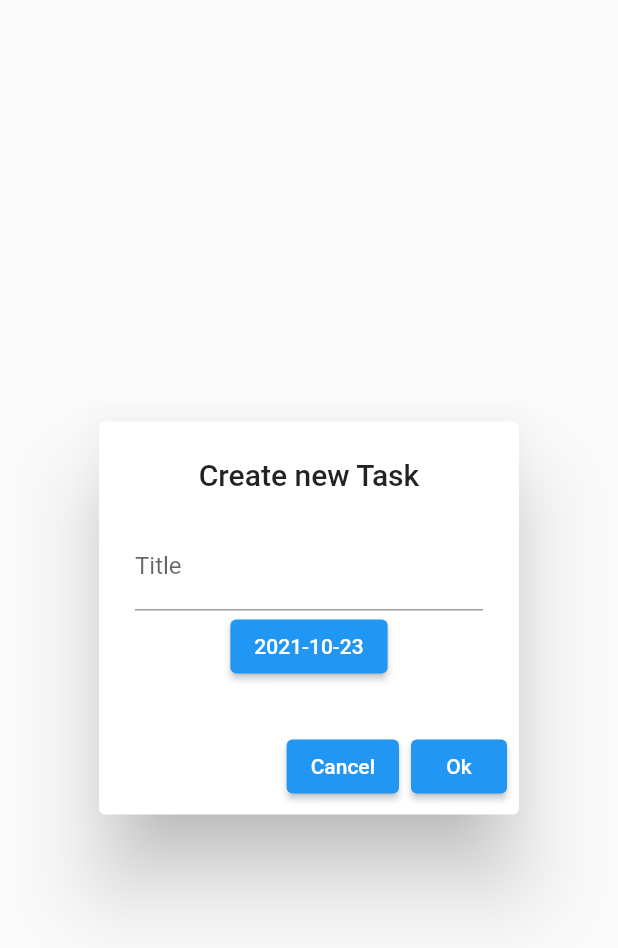
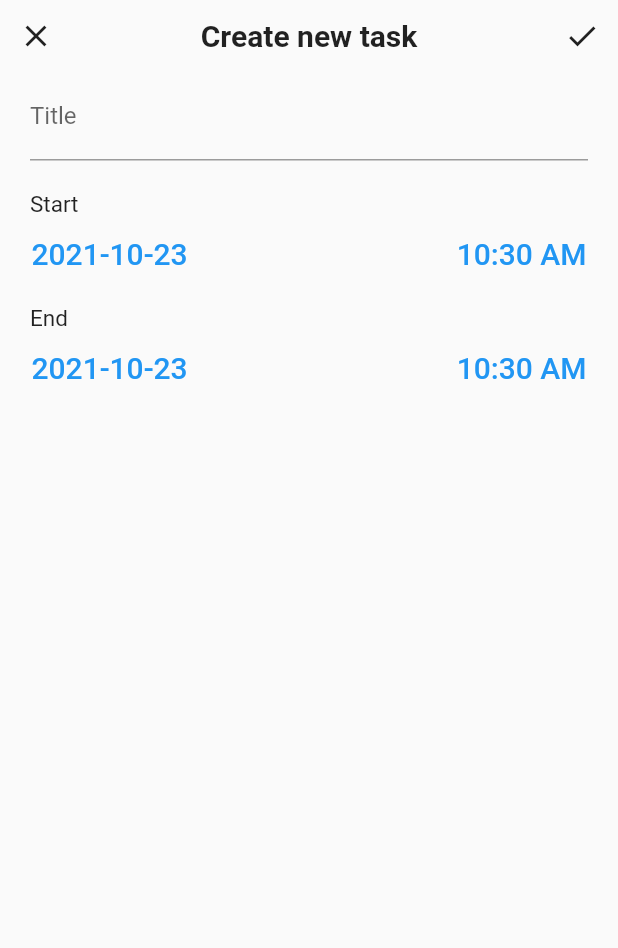
Before and after one commit to simonpla/biga, a Flutter app: the NewTaskPopup screen opened directly, on a phone screen of 412 x 824 dp. Shown: the top 948 px of the screen. Run offline on Flutter 3.47's test engine with Material 2 defaults, Android fonts, the light colour scheme and no system bars; our stand-ins replace fluentui_system_icons; missing offline and left inert: assorted_layout_widgets, window_size.

Commit message:
changed new task popup to own page with redesign. time picker for material design implemented. cupertino to be done

```diff
--- a/lib/Theme/themes.dart
+++ b/lib/Theme/themes.dart
@@ -72,7 +72,10 @@ void setIconsTry() {
           color: iconColor); //person_crop_circle?
       settingsIcon =
           Icon(CupertinoIcons.settings, color: iconColor); //gear, gear_alt?
+      closeIcon = Icon(CupertinoIcons.xmark, color: iconColor);
+      doneIcon = Icon(CupertinoIcons.check_mark, color: iconColor);
     }
+
     if (Platform.isWindows || windowsTest == true) {
       menuIcon = Icon(FluentIcons.navigation_24_regular, color: iconColor);
       searchIcon = Icon(FluentIcons.search_24_regular, color: iconColor);
@@ -92,6 +95,8 @@ void setIconsTry() {
       iconsMenuChooseCalendarLayout[2] =
           FluentIcons.calendar_week_numbers_24_regular;
       iconsMenuChooseCalendarLayout[3] = FluentIcons.calendar_month_24_regular;
+      closeIcon = Icon(FluentIcons.dismiss_24_regular, color: iconColor);
+      doneIcon = Icon(FluentIcons.check_24_regular, color: iconColor);
     }
   } catch (e) {
     print(
@@ -109,6 +114,8 @@ var chatIcon = Icon(CustomIcons.chat_logo, color: iconColor);
 var notesIcon = Icon(Icons.notes, color: iconColor);
 var contactIcon = Icon(Icons.contacts, color: iconColor);
 var settingsIcon = Icon(Icons.settings, color: iconColor);
+var closeIcon = Icon(Icons.close, color: iconColor);
+var doneIcon = Icon(Icons.check, color: iconColor);
 List<IconData> iconsMenuChooseCalendarLayout = [
   Icons.view_agenda_outlined,
   Icons.view_day_outlined,
--- a/lib/calendar/functions/calendarFunc.dart
+++ b/lib/calendar/functions/calendarFunc.dart
@@ -8,6 +8,7 @@ var formatterYear = DateFormat('yyyy');
 var formatterWeekDay = DateFormat('EEEE');
 var formatterDay = DateFormat('d');
 var formatterYearMonthDay = DateFormat('yyyy-MM-dd');
+var formatterHourMinute = DateFormat('Hm');
 String chosenMonthStr = 'no month';
 int chosenMonth = 0;
 var chosenMonthDate = DateTime.now();
--- a/lib/main.dart
+++ b/lib/main.dart
@@ -32,11 +32,13 @@ class Biga extends StatelessWidget {
       initialRoute: '/tasks',
       routes: {
         '/tasks': (context) => TasksPage(),
+        '/tasks/new': (context) => NewTaskPopup(),
         '/chat': (context) => Container(),
         '/notes': (context) => Container(),
         '/contacts': (context) => Container(),
         '/settings': (context) => Container(),
       },
+      debugShowCheckedModeBanner: false,
     );
   }
 }
--- a/lib/pages/UI/tasks_page.dart
+++ b/lib/pages/UI/tasks_page.dart
@@ -1,3 +1,6 @@
+import 'package:aufgabenplaner/calendar/functions/calendarFunc.dart';
+import 'package:flutter/widgets.dart';
+
 import '../../calendar/UI/calendar.dart';
 import 'dart:ui';
 import 'package:flutter/foundation.dart';
@@ -8,6 +11,7 @@ import '../../Theme/themes.dart';
 import 'dart:io';
 
 DateTime selDate = DateTime.now();
+TimeOfDay selTime = TimeOfDay.now();
 
 class TasksPage extends StatefulWidget {
   const TasksPage({Key? key}) : super(key: key);
@@ -336,6 +340,7 @@ class NewTaskPopup extends StatefulWidget {
 
 class NewTaskPopupState extends State<NewTaskPopup>
     with TickerProviderStateMixin {
+  /*
   late AnimationController controller;
   late Animation<double> scaleAnimation;
 
@@ -357,7 +362,7 @@ class NewTaskPopupState extends State<NewTaskPopup>
 
   @override
   Widget build(BuildContext context) {
-    return Center(
+    return Container(
       child: Material(
         color: Colors.transparent,
         child: ScaleTransition(
@@ -365,18 +370,46 @@ class NewTaskPopupState extends State<NewTaskPopup>
           child: AlertDialog(
             title: Center(child: Text('Create new Task')),
             content: Column(
-              mainAxisAlignment: MainAxisAlignment.center,
+              children: [
+                Column(
+                  crossAxisAlignment: CrossAxisAlignment.start,
                   children: [
                     TextFormField(
                       decoration: const InputDecoration(
                           border: UnderlineInputBorder(), labelText: 'Title'),
                     ),
-                ElevatedButton(
+                    SizedBox(height: 10),
+                  ],
+                ),
+                Column(
+                  crossAxisAlignment: CrossAxisAlignment.start,
+                  children: [
+                    TextButton(
                       onPressed: () {
                         datePicker();
                       },
-                    child: Text('${selDate.toLocal()}'.split(' ')[0])),
-                //DatePicker(),
+                      child: Column(
+                        crossAxisAlignment: CrossAxisAlignment.start,
+                        children: [
+                          Text('Start', style: TextStyle(fontSize: 11)),
+                          Text('${selDate.toLocal()}'.split(' ')[0]),
+                        ],
+                      ),
+                    ),
+                    TextButton(
+                      onPressed: () {
+                        datePicker();
+                      },
+                      child: Column(
+                        crossAxisAlignment: CrossAxisAlignment.start,
+                        children: [
+                          Text('End', style: TextStyle(fontSize: 11)),
+                          Text('${selDate.toLocal()}'.split(' ')[0]),
+                        ],
+                      ),
+                    ),
+                  ],
+                )
               ],
             ),
             actions: [
@@ -394,6 +427,93 @@ class NewTaskPopupState extends State<NewTaskPopup>
         ),
       ),
     );
+  }*/
+
+  @override
+  Widget build(BuildContext context) {
+    return Scaffold(
+      body: Column(
+        children: [
+          Row(
+            children: [
+              IconButton(
+                  onPressed: () => Navigator.pop(context), icon: closeIcon),
+              Spacer(),
+              Text('Create new task',
+                  style: TextStyle(fontWeight: FontWeight.bold, fontSize: 20)),
+              Spacer(),
+              IconButton(
+                  onPressed: () => Navigator.pop(context), icon: doneIcon),
+            ],
+          ),
+          Padding(
+            padding: EdgeInsets.only(left: 13.0, right: 13.0),
+            child: Column(
+              crossAxisAlignment: CrossAxisAlignment.start,
+              children: [
+                Padding(
+                  padding: EdgeInsets.only(left: 7.0, right: 7.0),
+                  child: TextFormField(
+                    decoration: const InputDecoration(
+                        border: UnderlineInputBorder(), labelText: 'Title'),
+                  ),
+                ),
+                SizedBox(
+                  height: 20,
+                ),
+                Padding(
+                    padding: EdgeInsets.only(left: 7.0),
+                    child: Text('Start', style: TextStyle(fontSize: 15))),
+                Row(
+                  children: [
+                    TextButton(
+                      onPressed: () => datePicker(),
+                      child: Text(
+                        '${formatterYearMonthDay.format(selDate)}',
+                        style: TextStyle(fontSize: 20),
+                      ),
+                    ),
+                    Spacer(),
+                    TextButton(
+                      onPressed: () => timePicker(),
+                      child: Text(
+                        '${selTime.format(context)}',
+                        style: TextStyle(fontSize: 20),
+                      ),
+                    ),
+                  ],
+                ),
+                SizedBox(
+                  height: 10,
+                ),
+                Padding(
+                    padding: EdgeInsets.only(left: 7.0),
+                    child: Text('End', style: TextStyle(fontSize: 15))),
+                Row(
+                  children: [
+                    TextButton(
+                      onPressed: () => datePicker(),
+                      child: Text(
+                        '${formatterYearMonthDay.format(selDate)}',
+                        style: TextStyle(fontSize: 20),
+                      ),
+                    ),
+                    Spacer(),
+                    TextButton(
+                      onPressed: () => timePicker(),
+                      child: Text(
+                        '${selTime.format(context)}',
+                        style: TextStyle(fontSize: 20),
+                      ),
+                    ),
+                  ],
+                ),
+              ],
+            ),
+          ),
+        ],
+      ),
+    );
   }
 
   Widget datePicker() {
@@ -405,7 +525,7 @@ class NewTaskPopupState extends State<NewTaskPopup>
       }
     } catch (e) {
       print(
-          'could not set platform, using normal ones. normal on web platform');
+          'could not set platform specific look of date picker, using normal ones. normal on web platform');
     }
     return FutureBuilder(
       future: materialDatePicker(),
@@ -458,4 +578,37 @@ class NewTaskPopupState extends State<NewTaskPopup>
           );
         });
   }
+
+  Widget timePicker() {
+    try {
+      if (defaultTargetPlatform == TargetPlatform.iOS ||
+          Platform.isMacOS ||
+          iosTest == true) {
+        return cupertinoDatePicker();
       }
+    } catch (e) {
+      print(
+          'could not set platform specific look of time picker, using normal ones. normal on web platform');
+    }
+    return FutureBuilder(
+      future: materialTimePicker(),
+      builder: (context, snapshot) {
+        return CircularProgressIndicator();
+      },
+    );
+  }
+
+
+  materialTimePicker() async {
+    final TimeOfDay? picked = await showTimePicker(
+        context: context,
+        initialTime: selTime,
+    );
+    if(picked == null) selTime = TimeOfDay.now();
+    else {
+      setState(() {
+        selTime = picked;
+      });
+    }
+  }
+}
```
Lines whose indentation alone changed are shown as unchanged.
